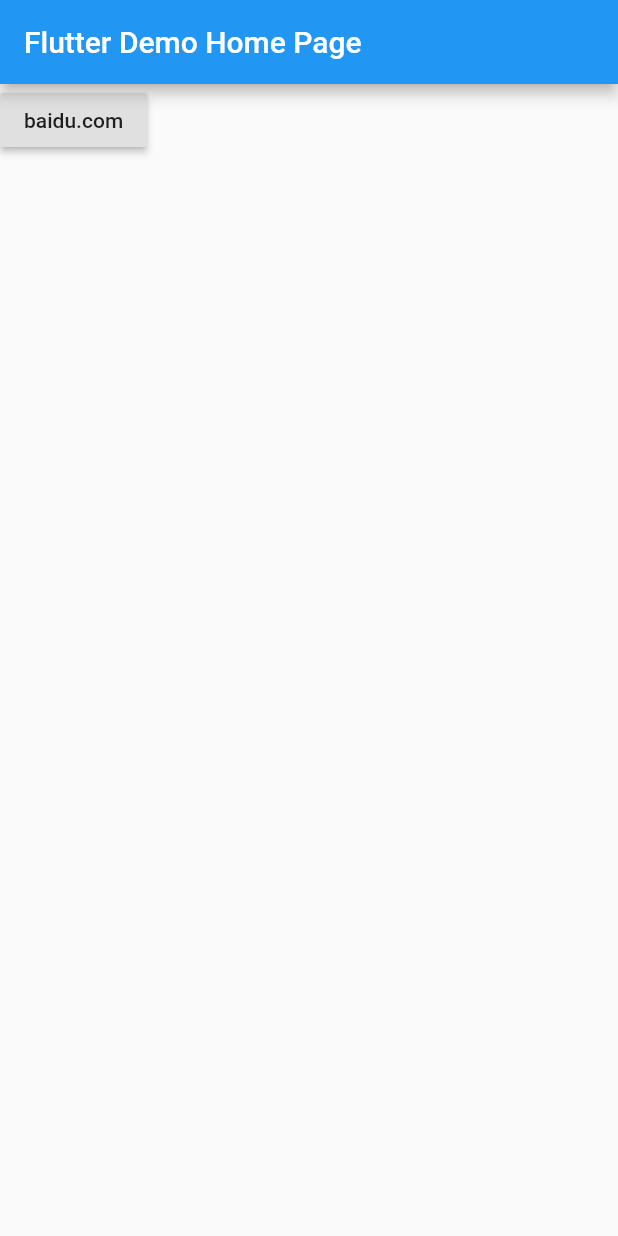
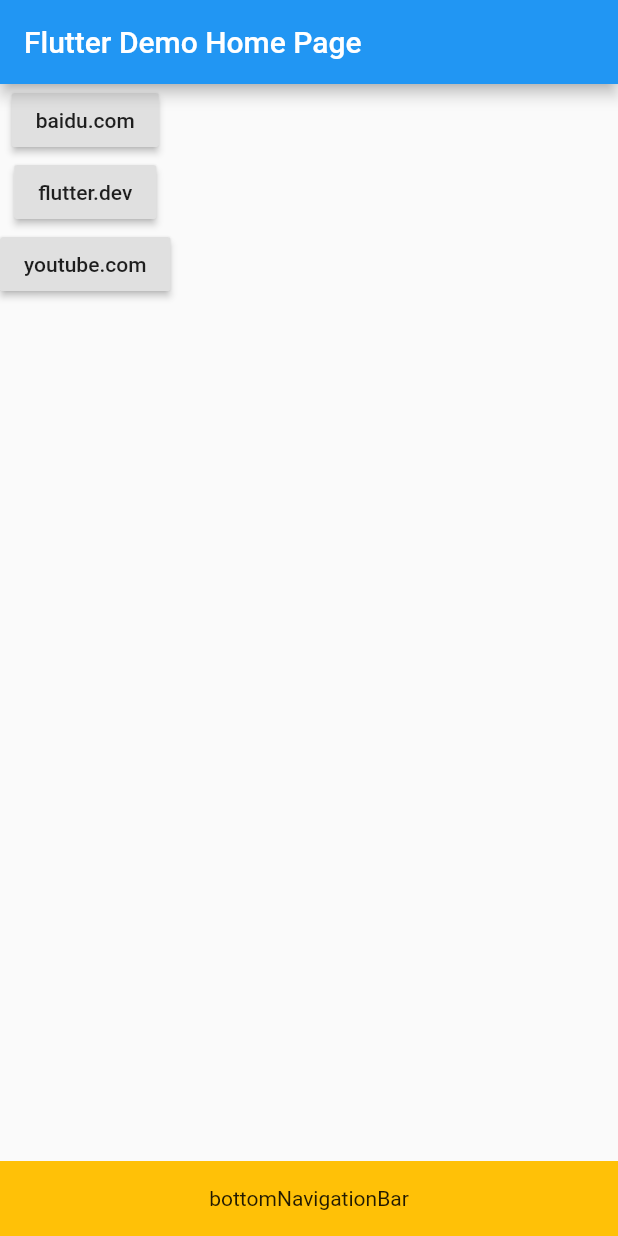
Before and after one commit to conghaonet/flutter_webview_demo, a Flutter app: the screen it shows after launch, on a phone screen of 412 x 824 dp. Run offline on Flutter 3.47's test engine with Material 2 defaults, Android fonts, the phone set to English and light mode, and no system bars; our stand-ins replace webview_flutter.

```diff
--- a/lib/main.dart
+++ b/lib/main.dart
@@ -1,5 +1,8 @@
+import 'dart:async';
+
 import 'package:flutter/material.dart';
 import 'package:flutterwebviewdemo/webview_page.dart';
+import 'package:webview_flutter/webview_flutter.dart';
 
 void main() => runApp(MyApp());
 
@@ -16,18 +19,39 @@ class MyApp extends StatelessWidget {
   }
 }
 
-class MyHomePage extends StatelessWidget {
+class MyHomePage extends StatefulWidget {
   MyHomePage({Key key, this.title}) : super(key: key);
   final String title;
+
+  @override
+  _MyHomePageState createState() => _MyHomePageState();
+}
+
+class _MyHomePageState extends State<MyHomePage> {
+  final Completer<WebViewController> _controller = Completer<WebViewController>();
+  int _stackIndex = 0;
+  String _currentUrl;
+
+  @override
+  void initState() {
+    super.initState();
+  }
 
   @override
   Widget build(BuildContext context) {
     return Scaffold(
       appBar: AppBar(
-        title: Text(this.title),
+        title: Text(this.widget.title),
       ),
-      body: Container(
-        child: Column(
+      bottomNavigationBar: Container(
+        height: 50,
+        color: Colors.amber,
+        child: Center(child: Text('bottomNavigationBar')),
+      ),
+      body: IndexedStack(
+        index: _stackIndex,
+        children: <Widget>[
+          Column(
             children: <Widget>[
               RaisedButton(
                 child: Text('baidu.com'),
@@ -37,10 +61,61 @@ class MyHomePage extends StatelessWidget {
                   }));
                 },
               ),
+              RaisedButton(
+                child: Text('flutter.dev'),
+                onPressed: () async {
+                  if(_controller.isCompleted) {
+                    await _controller.future.then((controller) async {
+                      String currentUrl = await controller.currentUrl();
+                      if(currentUrl != 'https://flutter.dev') {
+                        controller.loadUrl('https://flutter.dev');
+                      }
+                    });
+                    setState(() {
+                      _stackIndex=1;
+                    });
+                  }
+                },
+              ),
+              RaisedButton(
+                child: Text('youtube.com'),
+                onPressed: () async {
+                  if(_controller.isCompleted) {
+                    await _controller.future.then((controller) async {
+                      String currentUrl = await controller.currentUrl();
+                      if(currentUrl != 'https://youtube.com') {
+                        controller.loadUrl('https://youtube.com');
+                      }
+                    });
+                    setState(() {
+                      _stackIndex=1;
+                    });
+                  }
+                },
+              ),
             ],
           ),
+          WillPopScope(
+            onWillPop: () async {
+              if(_stackIndex == 1) {
+                _stackIndex = 0;
+                setState(() {
+
+                });
+                return false;
+              }
+              else return true;
+            },
+            child: WebView(
+              javascriptMode: JavascriptMode.unrestricted,
+              onWebViewCreated: (WebViewController webViewController) {
+                _controller.complete(webViewController);
+              },
+
+            ),
+          ),
+        ],
       ),
     );
   }
-
 }
```
Also changed, not shown: lib/webview_page.dart (+9 -4 lines), 3 other files. Lines whose indentation alone changed are shown as unchanged.
